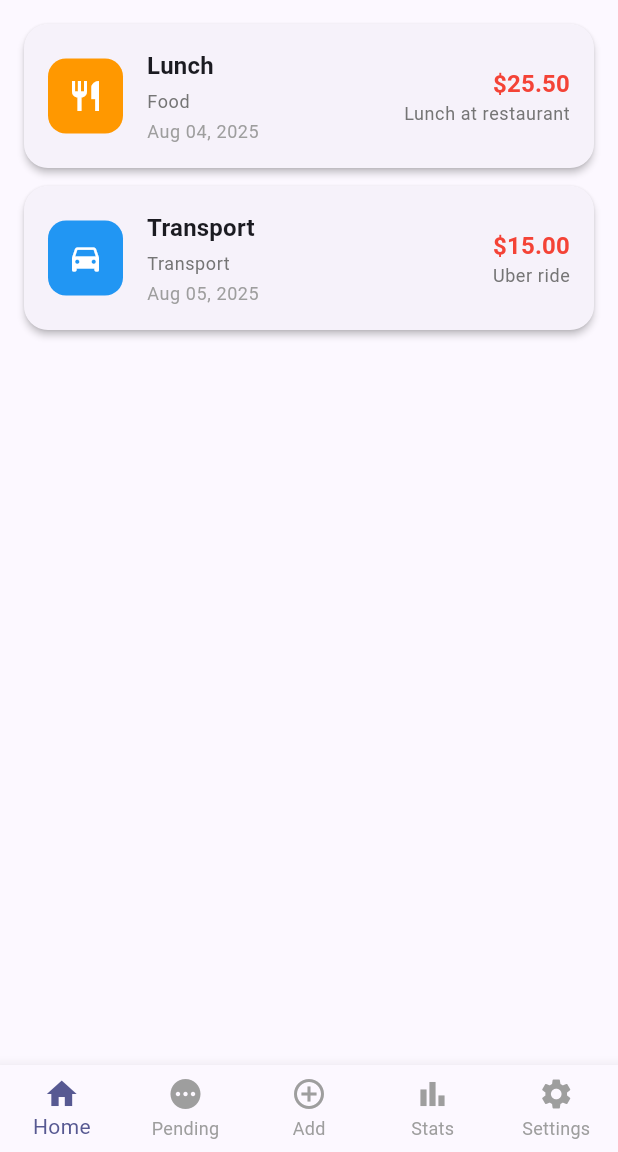
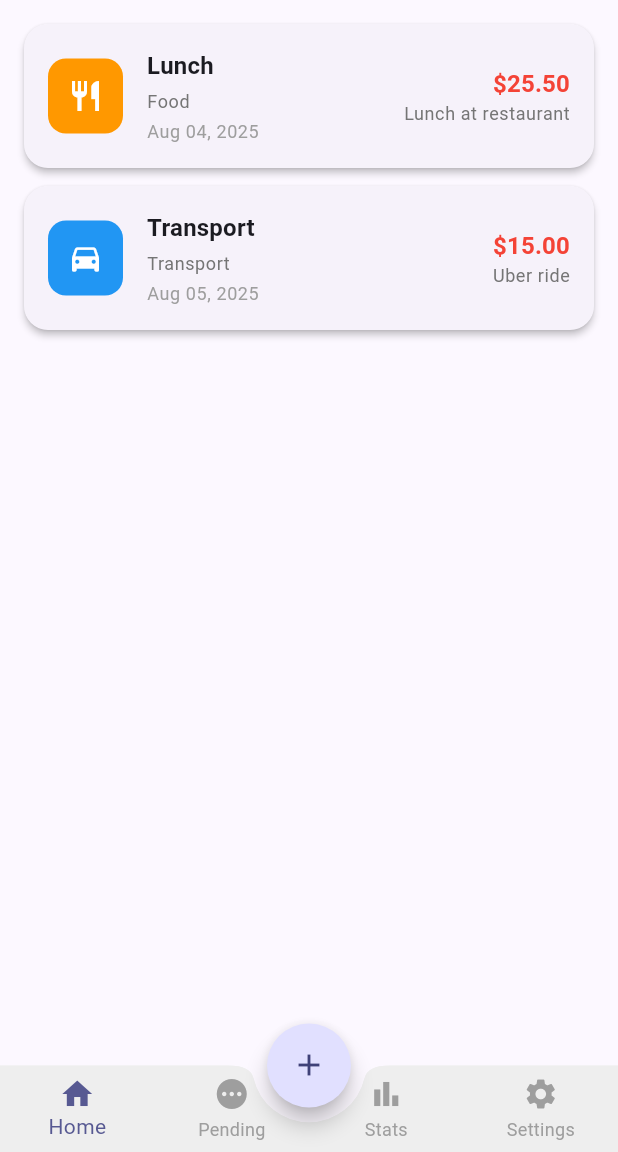
Before and after one commit to mustafakhokhar/Snap, a Flutter app: the screen it shows after launch, on a phone screen of 412 x 824 dp, the part 84-1236 px from its top. Run offline on Flutter 3.47's test engine with Material 3 defaults, Android fonts, the phone set to English and light mode, and no system bars; our stand-ins replace dio, flutter_bloc, get_it.

Commit message:
Bottom Nav added

```diff
--- a/frontend/lib/main.dart
+++ b/frontend/lib/main.dart
@@ -45,19 +45,41 @@ class _MainAppState extends State<MainApp> {
   final List<Widget> _screens = [
     HomeScreen(),
     PendingScreen(),
-    AddExpenseScreen(),
+    // AddExpenseScreen(),
     StatsScreen(),
     SettingsScreen(),
   ];
 
   @override
   Widget build(BuildContext context) {
+    final height = MediaQuery.of(context).size.height;
     return Scaffold(
       body: IndexedStack(
         index: _currentIndex,
         children: _screens,
       ),
-      bottomNavigationBar: BottomNavigationBar(
+      floatingActionButtonLocation: FloatingActionButtonLocation.centerDocked,
+      floatingActionButton: FloatingActionButton(
+        shape: const CircleBorder(),
+        onPressed: () {
+          // _currentIndex = 2;
+          // setState(() {});
+        },
+        tooltip: 'Add Expense',
+        child: const Icon(Icons.add),
+      ),
+      bottomNavigationBar: BottomAppBar(
+        color: Colors.grey.shade200,
+        clipBehavior: Clip.antiAlias,
+        notchMargin: 10,
+        padding: const EdgeInsets.all(0),
+        elevation: 0,
+        height: height * 0.07,
+        shape: const CircularNotchedRectangle(),
+        child: BottomNavigationBar(
+          enableFeedback: false,
+          backgroundColor: Colors.grey.shade200,
+          elevation: 0,
           type: BottomNavigationBarType.fixed,
           currentIndex: _currentIndex,
           onTap: (index) {
@@ -77,10 +99,6 @@ class _MainAppState extends State<MainApp> {
               label: 'Pending',
             ),
             BottomNavigationBarItem(
-            icon: Icon(Icons.add_circle_outline),
-            label: 'Add',
-          ),
-          BottomNavigationBarItem(
               icon: Icon(Icons.bar_chart),
               label: 'Stats',
             ),
@@ -90,6 +108,7 @@ class _MainAppState extends State<MainApp> {
             ),
           ],
         ),
+      ),
     );
   }
 }
```
Also changed, not shown: frontend/pubspec.yaml (+0 -23 lines). Lines whose indentation alone changed are shown as unchanged.
